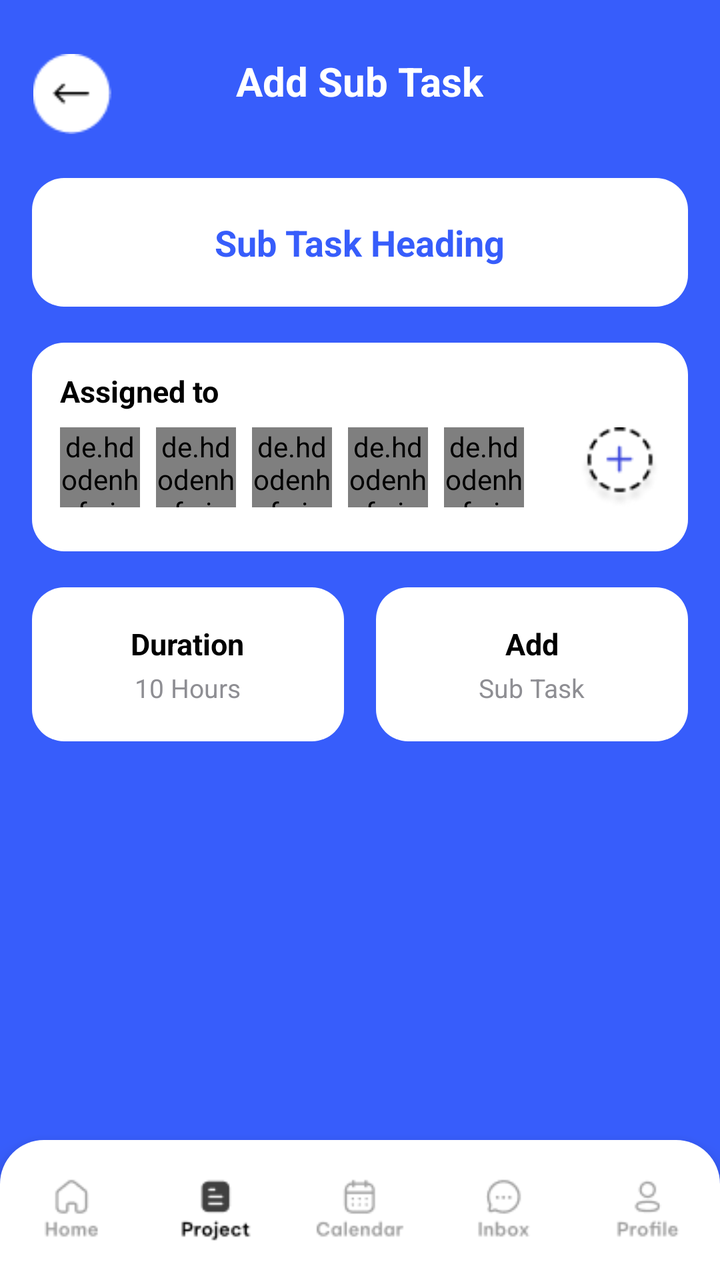
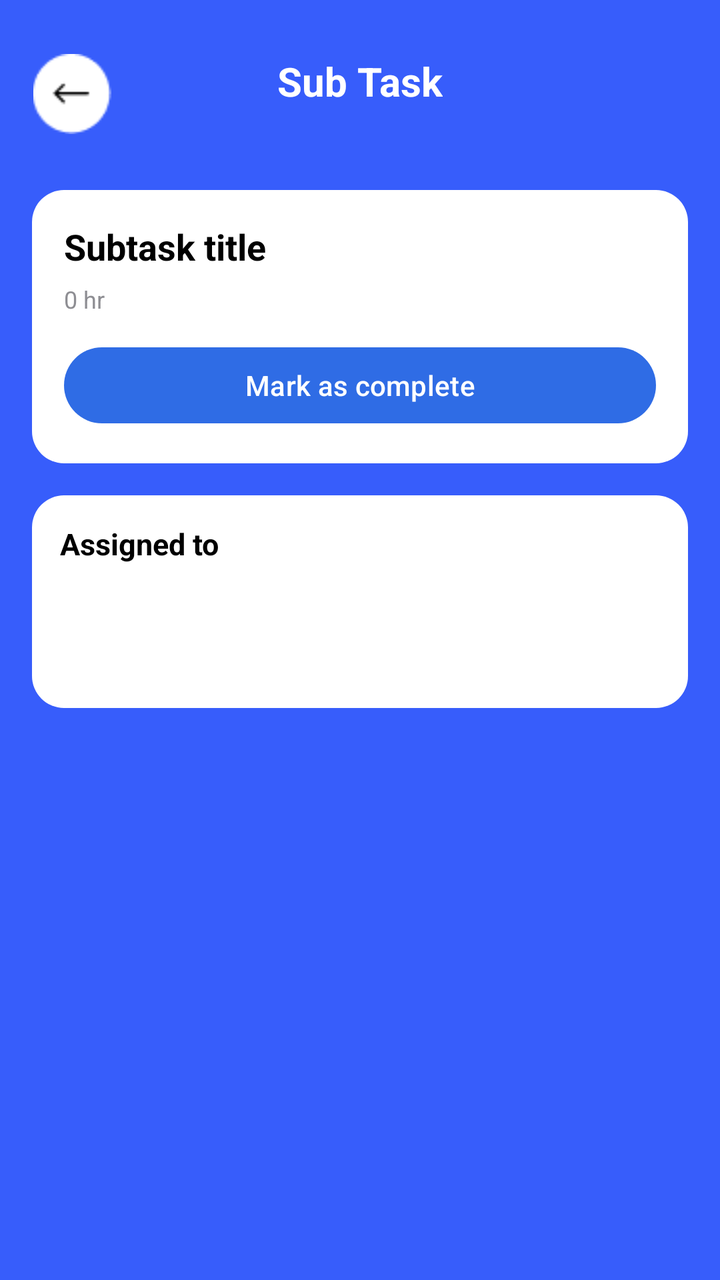

Before-and-after screenshots of an Android layout around one commit, followed by the original layout XML and the change that was made.
<!-- AndroidManifest.xml: application theme Theme.Teamflow -->
<!-- res/layout/activity_add_subtask.xml -->
<?xml version="1.0" encoding="utf-8"?>
<RelativeLayout xmlns:android="http://schemas.android.com/apk/res/android"
    xmlns:app="http://schemas.android.com/apk/res-auto"
    xmlns:tools="http://schemas.android.com/tools"
    android:layout_width="match_parent"
    android:layout_height="match_parent"
    android:background="@color/bluebg"
    android:paddingTop="15dp"
    tools:context=".add_subtask">

    
    <RelativeLayout
        android:id="@+id/topBar"
        android:layout_width="match_parent"
        android:layout_height="64dp"
        android:paddingStart="16dp"
        android:paddingEnd="16dp"
        android:gravity="center_vertical">

        <ImageView
            android:id="@+id/btnBack"
            android:layout_width="40dp"
            android:layout_height="40dp"
            android:layout_alignParentStart="true"
            android:src="@drawable/back_arrow" />

        <TextView
            android:id="@+id/title"
            android:layout_width="wrap_content"
            android:layout_height="wrap_content"
            android:layout_centerHorizontal="true"
            android:text="Add Sub Task"
            android:textColor="@color/white"
            android:textSize="20sp"
            android:textStyle="bold" />
    </RelativeLayout>

    
    <ScrollView
        android:id="@+id/scroll"
        android:layout_width="match_parent"
        android:layout_height="match_parent"
        android:layout_below="@id/topBar"
        android:layout_above="@id/bottomNav"
        android:fillViewport="true"
        android:paddingHorizontal="16dp"
        android:paddingBottom="12dp">

        <LinearLayout
            android:layout_width="match_parent"
            android:layout_height="wrap_content"
            android:orientation="vertical">

            
            <LinearLayout
                android:layout_width="match_parent"
                android:layout_height="wrap_content"
                android:background="@drawable/bg_card_round"
                android:gravity="center"
                android:padding="20dp"
                android:layout_marginTop="10dp">

                <TextView
                    android:layout_width="wrap_content"
                    android:layout_height="wrap_content"
                    android:text="Sub Task Heading"
                    android:textColor="@color/bluebg"
                    android:textStyle="bold"
                    android:textSize="18sp" />
            </LinearLayout>

            
            <LinearLayout
                android:layout_width="match_parent"
                android:layout_height="wrap_content"
                android:orientation="vertical"
                android:background="@drawable/bg_card_round"
                android:padding="14dp"
                android:layout_marginTop="18dp">

                <TextView
                    android:layout_width="wrap_content"
                    android:layout_height="wrap_content"
                    android:text="Assigned to"
                    android:textStyle="bold"
                    android:textSize="15sp"
                    android:textColor="@color/black"
                    android:paddingBottom="8dp" />

                <RelativeLayout
                    android:layout_width="match_parent"
                    android:layout_height="48dp">

                    <de.hdodenhof.circleimageview.CircleImageView
                        android:id="@+id/pfp1"
                        android:layout_width="40dp"
                        android:layout_height="40dp"
                        android:layout_alignParentStart="true"
                        android:src="@drawable/pfp1" />

                    <de.hdodenhof.circleimageview.CircleImageView
                        android:id="@+id/pfp2"
                        android:layout_width="40dp"
                        android:layout_height="40dp"
                        android:layout_toEndOf="@id/pfp1"
                        android:layout_marginStart="8dp"
                        android:src="@drawable/pfp2" />

                    <de.hdodenhof.circleimageview.CircleImageView
                        android:id="@+id/pfp3"
                        android:layout_width="40dp"
                        android:layout_height="40dp"
                        android:layout_toEndOf="@id/pfp2"
                        android:layout_marginStart="8dp"
                        android:src="@drawable/pfp3" />

                    <de.hdodenhof.circleimageview.CircleImageView
                        android:id="@+id/pfp4"
                        android:layout_width="40dp"
                        android:layout_height="40dp"
                        android:layout_toEndOf="@id/pfp3"
                        android:layout_marginStart="8dp"
                        android:src="@drawable/pfp4" />

                    <de.hdodenhof.circleimageview.CircleImageView
                        android:id="@+id/pfp5"
                        android:layout_width="40dp"
                        android:layout_height="40dp"
                        android:layout_toEndOf="@id/pfp4"
                        android:layout_marginStart="8dp"
                        android:src="@drawable/pfp5" />

                    <ImageView
                        android:id="@+id/btnAddAssignee"
                        android:layout_width="40dp"
                        android:layout_height="40dp"
                        android:layout_alignParentEnd="true"
                        android:src="@drawable/add_dotted" />
                </RelativeLayout>
            </LinearLayout>

            
            <LinearLayout
                android:layout_width="match_parent"
                android:layout_height="wrap_content"
                android:orientation="horizontal"
                android:weightSum="2"
                android:gravity="center"
                android:layout_marginTop="18dp"
                android:layout_marginBottom="8dp">

                
                <LinearLayout
                    android:layout_width="0dp"
                    android:layout_height="wrap_content"
                    android:layout_weight="1"
                    android:orientation="vertical"
                    android:background="@drawable/bg_card_round"
                    android:gravity="center"
                    android:paddingVertical="18dp"
                    android:layout_marginEnd="8dp">

                    <TextView
                        android:layout_width="wrap_content"
                        android:layout_height="wrap_content"
                        android:text="Duration"
                        android:textColor="@color/black"
                        android:textStyle="bold"
                        android:textSize="15sp" />

                    <TextView
                        android:layout_width="wrap_content"
                        android:layout_height="wrap_content"
                        android:text="10 Hours"
                        android:textColor="@color/textgrey"
                        android:textSize="13sp"
                        android:layout_marginTop="3dp" />
                </LinearLayout>

                
                <LinearLayout
                    android:layout_width="0dp"
                    android:layout_height="wrap_content"
                    android:layout_weight="1"
                    android:orientation="vertical"
                    android:background="@drawable/bg_card_round"
                    android:gravity="center"
                    android:paddingVertical="18dp"
                    android:layout_marginStart="8dp">

                    <TextView
                        android:layout_width="wrap_content"
                        android:layout_height="wrap_content"
                        android:text="Add"
                        android:textColor="@color/black"
                        android:textStyle="bold"
                        android:textSize="15sp" />

                    <TextView
                        android:layout_width="wrap_content"
                        android:layout_height="wrap_content"
                        android:text="Sub Task"
                        android:textColor="@color/textgrey"
                        android:textSize="13sp"
                        android:layout_marginTop="3dp" />
                </LinearLayout>
            </LinearLayout>
        </LinearLayout>
    </ScrollView>

    
    <LinearLayout
        android:id="@+id/bottomNav"
        android:layout_alignParentBottom="true"
        android:layout_width="match_parent"
        android:layout_height="70dp"
        android:orientation="horizontal"
        android:weightSum="5"
        android:background="@drawable/bg_bottom_nav_round"
        android:elevation="8dp"
        android:paddingVertical="8dp">

        <LinearLayout android:layout_width="0dp" android:layout_height="match_parent" android:layout_weight="1" android:gravity="center">
            <ImageView android:layout_width="match_parent" android:layout_height="match_parent" android:layout_margin="10dp" android:src="@drawable/home_unselect"/>
        </LinearLayout>

        <LinearLayout android:layout_width="0dp" android:layout_height="match_parent" android:layout_weight="1" android:gravity="center">
            <ImageView android:layout_width="match_parent" android:layout_height="match_parent" android:layout_margin="10dp" android:src="@drawable/project_selected"/>
        </LinearLayout>

        <LinearLayout android:layout_width="0dp" android:layout_height="match_parent" android:layout_weight="1" android:gravity="center">
            <ImageView android:layout_width="match_parent" android:layout_height="match_parent" android:layout_margin="10dp" android:src="@drawable/calendar_unselect"/>
        </LinearLayout>

        <LinearLayout android:layout_width="0dp" android:layout_height="match_parent" android:layout_weight="1" android:gravity="center">
            <ImageView android:layout_width="match_parent" android:layout_height="match_parent" android:layout_margin="10dp" android:src="@drawable/inbox_unselect"/>
        </LinearLayout>

        <LinearLayout android:layout_width="0dp" android:layout_height="match_parent" android:layout_weight="1" android:gravity="center">
            <ImageView android:layout_width="match_parent" android:layout_height="match_parent" android:layout_margin="10dp" android:src="@drawable/profile_unselect"/>
        </LinearLayout>
    </LinearLayout>

</RelativeLayout>
<!-- resources referenced by this layout -->
<resources>
  <color name="black">#FF000000</color>
  <color name="bluebg">#375DFB</color>
  <color name="textgrey">#8E8E93</color>
  <color name="white">#FFFFFFFF</color>
  <!-- drawable add_dotted: png bitmap (drawable, 1463 bytes) -->
  <!-- drawable back_arrow: png bitmap (drawable, 621 bytes) -->
  <!-- drawable bg_bottom_nav_round (drawable) -->
  <?xml version="1.0" encoding="utf-8"?>
  <shape xmlns:android="http://schemas.android.com/apk/res/android">
      <corners android:topLeftRadius="22dp" android:topRightRadius="22dp" />
      <solid android:color="@color/white" />
  </shape>
  <!-- drawable bg_card_round (drawable) -->
  <?xml version="1.0" encoding="utf-8"?>
  <shape xmlns:android="http://schemas.android.com/apk/res/android">
      <corners android:radius="16dp" />
      <solid android:color="@color/white" />
  </shape>
  <!-- drawable calendar_unselect: png bitmap (drawable, 1151 bytes) -->
  <!-- drawable home_unselect: png bitmap (drawable, 898 bytes) -->
  <!-- drawable inbox_unselect: png bitmap (drawable, 952 bytes) -->
  <!-- drawable pfp1: png bitmap (drawable, 3442 bytes) -->
  <!-- drawable pfp2: png bitmap (drawable, 3665 bytes) -->
  <!-- drawable pfp3: png bitmap (drawable, 3564 bytes) -->
  <!-- drawable pfp4: png bitmap (drawable, 3070 bytes) -->
  <!-- drawable pfp5: png bitmap (drawable, 3588 bytes) -->
  <!-- drawable profile_unselect: png bitmap (drawable, 1003 bytes) -->
  <!-- drawable project_selected: png bitmap (drawable, 725 bytes) -->
  <style name="Theme.Teamflow" parent="Base.Theme.Teamflow" />
  <style name="Base.Theme.Teamflow" parent="Theme.Material3.DayNight.NoActionBar">
          
         <item name="colorPrimary">#2F6CE5</item>
      </style>
</resources>

<!-- the commit's change to res/layout/activity_add_subtask.xml (unified diff, before → after) -->
@@ -1,14 +1,13 @@
 <?xml version="1.0" encoding="utf-8"?>
 <RelativeLayout xmlns:android="http://schemas.android.com/apk/res/android"
-    xmlns:app="http://schemas.android.com/apk/res-auto"
     xmlns:tools="http://schemas.android.com/tools"
+    android:id="@+id/main"
     android:layout_width="match_parent"
     android:layout_height="match_parent"
     android:background="@color/bluebg"
     android:paddingTop="15dp"
     tools:context=".add_subtask">
 
-    
     <RelativeLayout
         android:id="@+id/topBar"
         android:layout_width="match_parent"
@@ -29,54 +28,65 @@
             android:layout_width="wrap_content"
             android:layout_height="wrap_content"
             android:layout_centerHorizontal="true"
-            android:text="Add Sub Task"
+            android:text="Sub Task"
             android:textColor="@color/white"
             android:textSize="20sp"
             android:textStyle="bold" />
     </RelativeLayout>
 
-    
     <ScrollView
-        android:id="@+id/scroll"
         android:layout_width="match_parent"
         android:layout_height="match_parent"
         android:layout_below="@id/topBar"
-        android:layout_above="@id/bottomNav"
         android:fillViewport="true"
-        android:paddingHorizontal="16dp"
-        android:paddingBottom="12dp">
+        android:padding="16dp">
 
         <LinearLayout
             android:layout_width="match_parent"
             android:layout_height="wrap_content"
             android:orientation="vertical">
 
-            
             <LinearLayout
                 android:layout_width="match_parent"
                 android:layout_height="wrap_content"
                 android:background="@drawable/bg_card_round"
-                android:gravity="center"
-                android:padding="20dp"
-                android:layout_marginTop="10dp">
+                android:padding="16dp"
+                android:orientation="vertical">
 
                 <TextView
+                    android:id="@+id/tvSubTitle"
                     android:layout_width="wrap_content"
                     android:layout_height="wrap_content"
-                    android:text="Sub Task Heading"
-                    android:textColor="@color/bluebg"
+                    android:text="Subtask title"
                     android:textStyle="bold"
-                    android:textSize="18sp" />
+                    android:textSize="18sp"
+                    android:textColor="@color/black" />
+
+                <TextView
+                    android:id="@+id/tvSubHours"
+                    android:layout_width="wrap_content"
+                    android:layout_height="wrap_content"
+                    android:layout_marginTop="6dp"
+                    android:text="0 hr"
+                    android:textSize="12sp"
+                    android:textColor="@color/textgrey" />
+
+                <Button
+                    android:id="@+id/btnMarkComplete"
+                    android:layout_width="match_parent"
+                    android:layout_height="46dp"
+                    android:layout_marginTop="12dp"
+                    android:text="Mark as complete"
+                    android:textAllCaps="false"/>
             </LinearLayout>
 
-            
             <LinearLayout
                 android:layout_width="match_parent"
                 android:layout_height="wrap_content"
-                android:orientation="vertical"
                 android:background="@drawable/bg_card_round"
                 android:padding="14dp"
-                android:layout_marginTop="18dp">
+                android:layout_marginTop="16dp"
+                android:orientation="vertical">
 
                 <TextView
                     android:layout_width="wrap_content"
@@ -84,161 +94,18 @@
                     android:text="Assigned to"
                     android:textStyle="bold"
                     android:textSize="15sp"
-                    android:textColor="@color/black"
-                    android:paddingBottom="8dp" />
+                    android:textColor="@color/black" />
 
-                <RelativeLayout
+                <androidx.recyclerview.widget.RecyclerView
+                    android:id="@+id/rvMembers"
                     android:layout_width="match_parent"
-                    android:layout_height="48dp">
-
-                    <de.hdodenhof.circleimageview.CircleImageView
-                        android:id="@+id/pfp1"
-                        android:layout_width="40dp"
-                        android:layout_height="40dp"
-                        android:layout_alignParentStart="true"
-                        android:src="@drawable/pfp1" />
-
-                    <de.hdodenhof.circleimageview.CircleImageView
-                        android:id="@+id/pfp2"
-                        android:layout_width="40dp"
-                        android:layout_height="40dp"
-                        android:layout_toEndOf="@id/pfp1"
-                        android:layout_marginStart="8dp"
-                        android:src="@drawable/pfp2" />
-
-                    <de.hdodenhof.circleimageview.CircleImageView
-                        android:id="@+id/pfp3"
-                        android:layout_width="40dp"
-                        android:layout_height="40dp"
-                        android:layout_toEndOf="@id/pfp2"
-                        android:layout_marginStart="8dp"
-                        android:src="@drawable/pfp3" />
-
-                    <de.hdodenhof.circleimageview.CircleImageView
-                        android:id="@+id/pfp4"
-                        android:layout_width="40dp"
-                        android:layout_height="40dp"
-                        android:layout_toEndOf="@id/pfp3"
-                        android:layout_marginStart="8dp"
-                        android:src="@drawable/pfp4" />
-
-                    <de.hdodenhof.circleimageview.CircleImageView
-                        android:id="@+id/pfp5"
-                        android:layout_width="40dp"
-                        android:layout_height="40dp"
-                        android:layout_toEndOf="@id/pfp4"
-                        android:layout_marginStart="8dp"
-                        android:src="@drawable/pfp5" />
-
-                    <ImageView
-                        android:id="@+id/btnAddAssignee"
-                        android:layout_width="40dp"
-                        android:layout_height="40dp"
-                        android:layout_alignParentEnd="true"
-                        android:src="@drawable/add_dotted" />
-                </RelativeLayout>
+                    android:layout_height="50dp"
+                    android:layout_marginTop="8dp"
+                    android:overScrollMode="never"
+                    android:nestedScrollingEnabled="false" />
             </LinearLayout>
 
-            
-            <LinearLayout
-                android:layout_width="match_parent"
-                android:layout_height="wrap_content"
-                android:orientation="horizontal"
-                android:weightSum="2"
-                android:gravity="center"
-                android:layout_marginTop="18dp"
-                android:layout_marginBottom="8dp">
-
-                
-                <LinearLayout
-                    android:layout_width="0dp"
-                    android:layout_height="wrap_content"
-                    android:layout_weight="1"
-                    android:orientation="vertical"
-                    android:background="@drawable/bg_card_round"
-                    android:gravity="center"
-                    android:paddingVertical="18dp"
-                    android:layout_marginEnd="8dp">
-
-                    <TextView
-                        android:layout_width="wrap_content"
-                        android:layout_height="wrap_content"
-                        android:text="Duration"
-                        android:textColor="@color/black"
-                        android:textStyle="bold"
-                        android:textSize="15sp" />
-
-                    <TextView
-                        android:layout_width="wrap_content"
-                        android:layout_height="wrap_content"
-                        android:text="10 Hours"
-                        android:textColor="@color/textgrey"
-                        android:textSize="13sp"
-                        android:layout_marginTop="3dp" />
-                </LinearLayout>
-
-                
-                <LinearLayout
-                    android:layout_width="0dp"
-                    android:layout_height="wrap_content"
-                    android:layout_weight="1"
-                    android:orientation="vertical"
-                    android:background="@drawable/bg_card_round"
-                    android:gravity="center"
-                    android:paddingVertical="18dp"
-                    android:layout_marginStart="8dp">
-
-                    <TextView
-                        android:layout_width="wrap_content"
-                        android:layout_height="wrap_content"
-                        android:text="Add"
-                        android:textColor="@color/black"
-                        android:textStyle="bold"
-                        android:textSize="15sp" />
-
-                    <TextView
-                        android:layout_width="wrap_content"
-                        android:layout_height="wrap_content"
-                        android:text="Sub Task"
-                        android:textColor="@color/textgrey"
-                        android:textSize="13sp"
-                        android:layout_marginTop="3dp" />
-                </LinearLayout>
-            </LinearLayout>
         </LinearLayout>
     </ScrollView>
 
-    
-    <LinearLayout
-        android:id="@+id/bottomNav"
-        android:layout_alignParentBottom="true"
-        android:layout_width="match_parent"
-        android:layout_height="70dp"
-        android:orientation="horizontal"
-        android:weightSum="5"
-        android:background="@drawable/bg_bottom_nav_round"
-        android:elevation="8dp"
-        android:paddingVertical="8dp">
-
-        <LinearLayout android:layout_width="0dp" android:layout_height="match_parent" android:layout_weight="1" android:gravity="center">
-            <ImageView android:layout_width="match_parent" android:layout_height="match_parent" android:layout_margin="10dp" android:src="@drawable/home_unselect"/>
-        </LinearLayout>
-
-        <LinearLayout android:layout_width="0dp" android:layout_height="match_parent" android:layout_weight="1" android:gravity="center">
-            <ImageView android:layout_width="match_parent" android:layout_height="match_parent" android:layout_margin="10dp" android:src="@drawable/project_selected"/>
-        </LinearLayout>
-
-        <LinearLayout android:layout_width="0dp" android:layout_height="match_parent" android:layout_weight="1" android:gravity="center">
-            <ImageView android:layout_width="match_parent" android:layout_height="match_parent" android:layout_margin="10dp" android:src="@drawable/calendar_unselect"/>
-        </LinearLayout>
-
-        <LinearLayout android:layout_width="0dp" android:layout_height="match_parent" android:layout_weight="1" android:gravity="center">
-            <ImageView android:layout_width="match_parent" android:layout_height="match_parent" android:layout_margin="10dp" android:src="@drawable/inbox_unselect"/>
-        </LinearLayout>
-
-        <LinearLayout android:layout_width="0dp" android:layout_height="match_parent" android:layout_weight="1" android:gravity="center">
-            <ImageView android:layout_width="match_parent" android:layout_height="match_parent" android:layout_margin="10dp" android:src="@drawable/profile_unselect"/>
-        </LinearLayout>
-    </LinearLayout>
-
 </RelativeLayout>
<!-- resource entries referenced after the edit -->
@@ -4,30 +4,13 @@
   <color name="bluebg">#375DFB</color>
   <color name="textgrey">#8E8E93</color>
   <color name="white">#FFFFFFFF</color>
-  <!-- drawable add_dotted: png bitmap (drawable, 1463 bytes) -->
   <!-- drawable back_arrow: png bitmap (drawable, 621 bytes) -->
-  <!-- drawable bg_bottom_nav_round (drawable) -->
-  <?xml version="1.0" encoding="utf-8"?>
-  <shape xmlns:android="http://schemas.android.com/apk/res/android">
-      <corners android:topLeftRadius="22dp" android:topRightRadius="22dp" />
-      <solid android:color="@color/white" />
-  </shape>
   <!-- drawable bg_card_round (drawable) -->
   <?xml version="1.0" encoding="utf-8"?>
   <shape xmlns:android="http://schemas.android.com/apk/res/android">
       <corners android:radius="16dp" />
       <solid android:color="@color/white" />
   </shape>
-  <!-- drawable calendar_unselect: png bitmap (drawable, 1151 bytes) -->
-  <!-- drawable home_unselect: png bitmap (drawable, 898 bytes) -->
-  <!-- drawable inbox_unselect: png bitmap (drawable, 952 bytes) -->
-  <!-- drawable pfp1: png bitmap (drawable, 3442 bytes) -->
-  <!-- drawable pfp2: png bitmap (drawable, 3665 bytes) -->
-  <!-- drawable pfp3: png bitmap (drawable, 3564 bytes) -->
-  <!-- drawable pfp4: png bitmap (drawable, 3070 bytes) -->
-  <!-- drawable pfp5: png bitmap (drawable, 3588 bytes) -->
-  <!-- drawable profile_unselect: png bitmap (drawable, 1003 bytes) -->
-  <!-- drawable project_selected: png bitmap (drawable, 725 bytes) -->
   <style name="Theme.Teamflow" parent="Base.Theme.Teamflow" />
   <style name="Base.Theme.Teamflow" parent="Theme.Material3.DayNight.NoActionBar">
           
